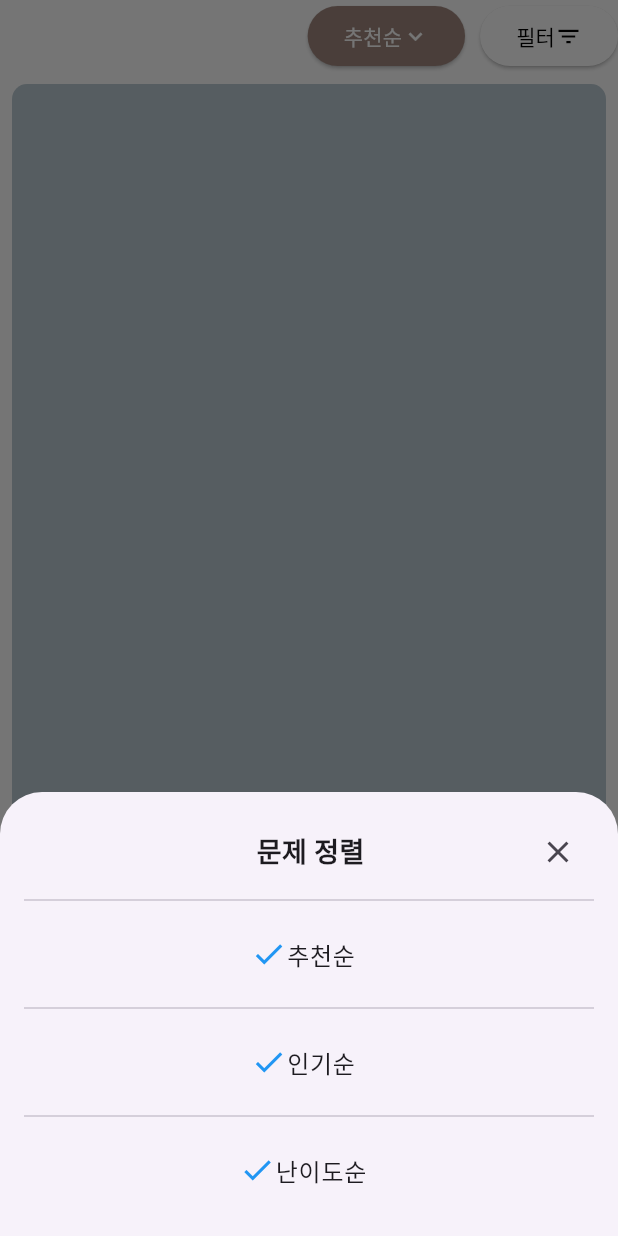
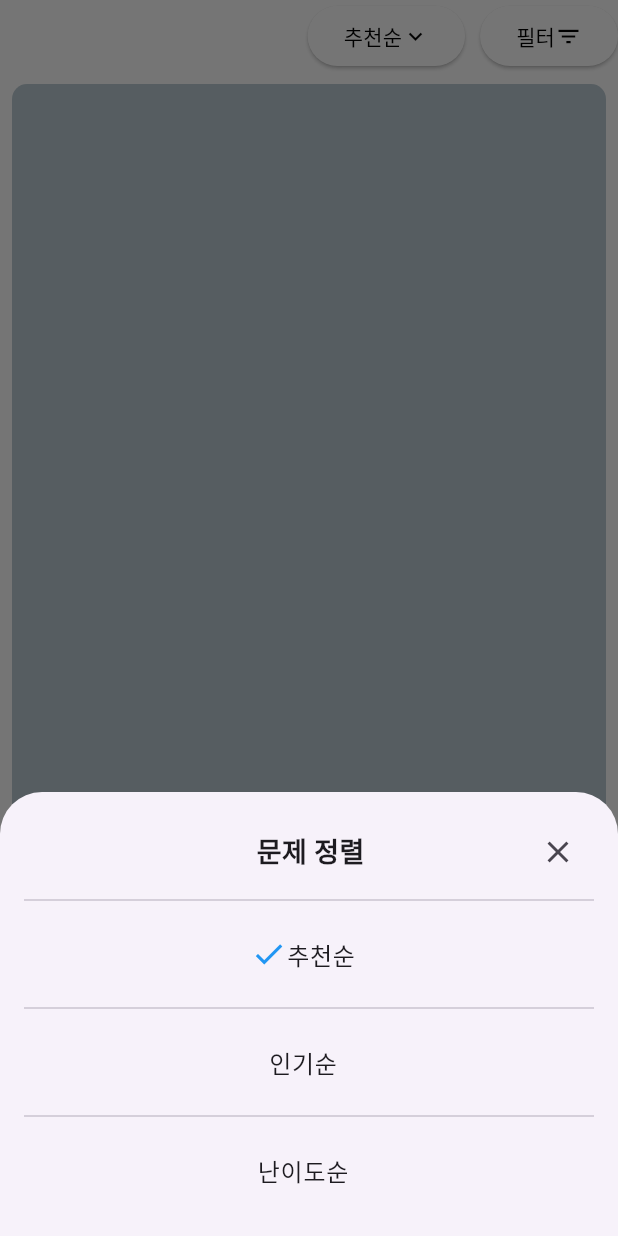
Before and after one commit to hu5768/Flash, a Flutter app: the ProblemList screen opened directly, after a tap on "추천순", on a phone screen of 412 x 824 dp. Run offline on Flutter 3.47's test engine with Material 3 defaults, Android fonts, the phone set to English and light mode, and no system bars; our stand-ins replace carousel_slider, dio, get; network calls fail.

Commit message:
FLASH-50 sort button

```diff
--- /dev/null
+++ b/lib/controller/center_sort_controller.dart
@@ -0,0 +1,10 @@
+import 'package:get/get.dart';
+
+class CenterSortController extends GetxController {
+  var sortkey = 'none'.obs;
+  var sorttitle = '추천순'.obs;
+  void changeText(String newKey, String newTitle) {
+    sortkey.value = newKey;
+    sorttitle.value = newTitle;
+  }
+}
--- a/lib/view/centers/center_list_page.dart
+++ b/lib/view/centers/center_list_page.dart
@@ -1,4 +1,4 @@
-import 'package:flash/controller/center_list_data.dart';
+import 'package:flash/controller/center_list_data_controller.dart';
 import 'package:flash/view/centers/center_card.dart';
 import 'package:flutter/material.dart';
 import 'package:get/get.dart';
@@ -6,7 +6,8 @@ import 'package:get/get.dart';
 class CenterListPage extends StatelessWidget {
   CenterListPage({super.key});
   //GetX 이용하여 센터리스트 상태관리
-  final centerController = Get.put(CenterListController());
+  final centerController = Get.put(
+      CenterListController()); //CenterListPage가 열려 CenterListController가 선언될 때마다 데이터를 새로 불러오는지 질문
 
   @override
   Widget build(BuildContext context) {
--- a/lib/view/main_page.dart
+++ b/lib/view/main_page.dart
@@ -8,6 +8,7 @@ import 'package:get/get.dart';
 class MainPage extends StatelessWidget {
   MainPage({super.key});
   final centerTitleController = Get.put(CenterTitleController());
+
   @override
   Widget build(BuildContext context) {
     return Scaffold(
@@ -44,7 +45,7 @@ class MainPage extends StatelessWidget {
           ),
         ),
       ),
-      body: const ProblemList(),
+      body: ProblemList(),
       //body: CarousellTest(),
       floatingActionButton: FloatingActionButton.extended(
         onPressed: () {},
--- a/lib/view/modals/sort_modal.dart
+++ b/lib/view/modals/sort_modal.dart
@@ -1,8 +1,10 @@
+import 'package:flash/controller/center_sort_controller.dart';
 import 'package:flutter/material.dart';
+import 'package:get/get.dart';
 
 class SortModal extends StatelessWidget {
   const SortModal({super.key});
-
+  //컨트롤러 자료형 없이 등록하면 어떻게 되는지 질문
   @override
   Widget build(BuildContext context) {
     return Container(
@@ -28,9 +30,12 @@ class SortModal extends StatelessWidget {
               ),
             ],
           ),
-          const SortOrder(title: '추천순'),
-          const SortOrder(title: '인기순'),
-          const SortOrder(title: '난이도순'),
+          SortOrder(
+            title: '추천순',
+            sortKey: 'none',
+          ),
+          SortOrder(title: '인기순', sortKey: 'views'),
+          SortOrder(title: '난이도순', sortKey: 'difficulty'),
         ],
       ),
     );
@@ -38,14 +43,17 @@ class SortModal extends StatelessWidget {
 }
 
 class SortOrder extends StatelessWidget {
-  final String title;
-  const SortOrder({
+  final CenterSortController centerTitleController = Get.find();
+  final String title, sortKey;
+  SortOrder({
     super.key,
     required this.title,
+    required this.sortKey,
   });
 
   @override
   Widget build(BuildContext context) {
+    print(centerTitleController.sortkey.toString() + sortKey);
     return Column(
       children: [
         const Divider(),
@@ -53,11 +61,14 @@ class SortOrder extends StatelessWidget {
           title: Row(
             mainAxisAlignment: MainAxisAlignment.center,
             children: [
-              const Icon(Icons.check, color: Colors.blue),
+              centerTitleController.sortkey.toString() == sortKey
+                  ? const Icon(Icons.check, color: Colors.blue)
+                  : const SizedBox(),
               Center(child: Text(title)),
             ],
           ),
           onTap: () {
+            centerTitleController.changeText(sortKey, title);
             Navigator.of(context).pop();
           },
         ),
--- a/lib/view/problem/problem_list.dart
+++ b/lib/view/problem/problem_list.dart
@@ -1,10 +1,13 @@
+import 'package:flash/controller/center_sort_controller.dart';
 import 'package:flash/view/modals/filter_modal.dart';
 import 'package:flash/view/modals/sort_modal.dart';
 import 'package:flash/view/problem/problem_card.dart';
 import 'package:flutter/material.dart';
+import 'package:get/get.dart';
 
 class ProblemList extends StatelessWidget {
-  const ProblemList({super.key});
+  ProblemList({super.key});
+  final centerTitleController = Get.put(CenterSortController());
 
   @override
   Widget build(BuildContext context) {
@@ -15,7 +18,8 @@ class ProblemList extends StatelessWidget {
           Row(
             mainAxisAlignment: MainAxisAlignment.end,
             children: [
-              ElevatedButton(
+              Obx(
+                () => ElevatedButton(
                   onPressed: () {
                     showModalBottomSheet(
                       context: context,
@@ -25,17 +29,24 @@ class ProblemList extends StatelessWidget {
                     );
                   },
                   style: ElevatedButton.styleFrom(
-                  foregroundColor: const Color.fromARGB(255, 255, 255, 255),
-                  backgroundColor: Colors.brown[300],
+                    foregroundColor:
+                        centerTitleController.sortkey.toString() == "none"
+                            ? Colors.black
+                            : Colors.white,
+                    backgroundColor:
+                        centerTitleController.sortkey.toString() == "none"
+                            ? Colors.white
+                            : Colors.brown[300],
                     shape: RoundedRectangleBorder(
                       borderRadius: BorderRadius.circular(20),
                     ),
                   ),
-                child: const Row(
+                  child: Row(
                     children: [
-                    Text('추천순'),
-                    Icon(Icons.keyboard_arrow_down),
+                      Text(centerTitleController.sorttitle.toString()),
+                      const Icon(Icons.keyboard_arrow_down),
                     ],
+                  ),
                 ),
               ),
               const SizedBox(
```
Lines whose indentation alone changed are shown as unchanged.
